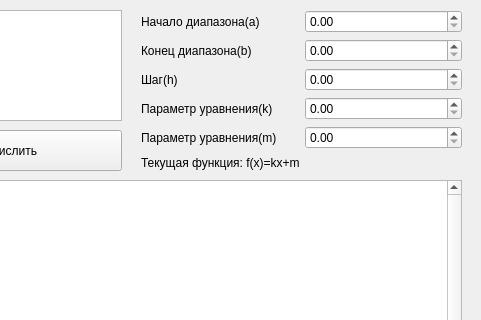
milana-cat/PythonLab3, file Lab3/UI/function_calc.ui: the form before one commit; both pictures show x 119 to 600 and y 0 to 320 of the 600 by 490 pixel window.
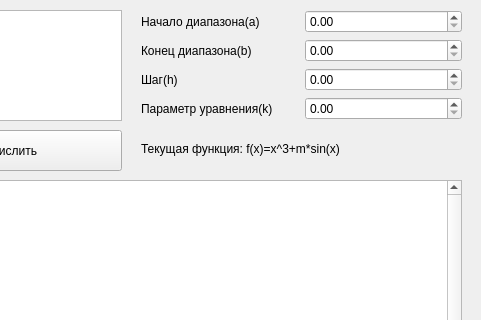
The form after the commit. Icons and pictures are not drawn.

The edit to the form file:
```diff
--- a/Lab3/UI/function_calc.ui
+++ b/Lab3/UI/function_calc.ui
@@ -73,7 +73,7 @@
      <item row="5" column="0" colspan="2">
       <widget class="QLabel" name="label_5">
        <property name="text">
-        <string>Текущая функция: f(x)=kx+m</string>
+        <string>Текущая функция: f(x)=x^3+m*sin(x)</string>
        </property>
       </widget>
      </item>
@@ -85,11 +85,6 @@
       </widget>
      </item>
      <item row="4" column="0">
-      <widget class="QLabel" name="label_6">
-       <property name="text">
-        <string>Параметр уравнения(m)</string>
-       </property>
-      </widget>
      </item>
      <item row="0" column="0">
       <widget class="QLabel" name="label">
@@ -124,9 +119,6 @@
      <item row="3" column="1">
       <widget class="QDoubleSpinBox" name="SpinBoxK"/>
      </item>
-     <item row="4" column="1">
-      <widget class="QDoubleSpinBox" name="SpinBoxM"/>
-     </item>
     </layout>
    </widget>
    <widget class="QTableWidget" name="tableWidget">
```
